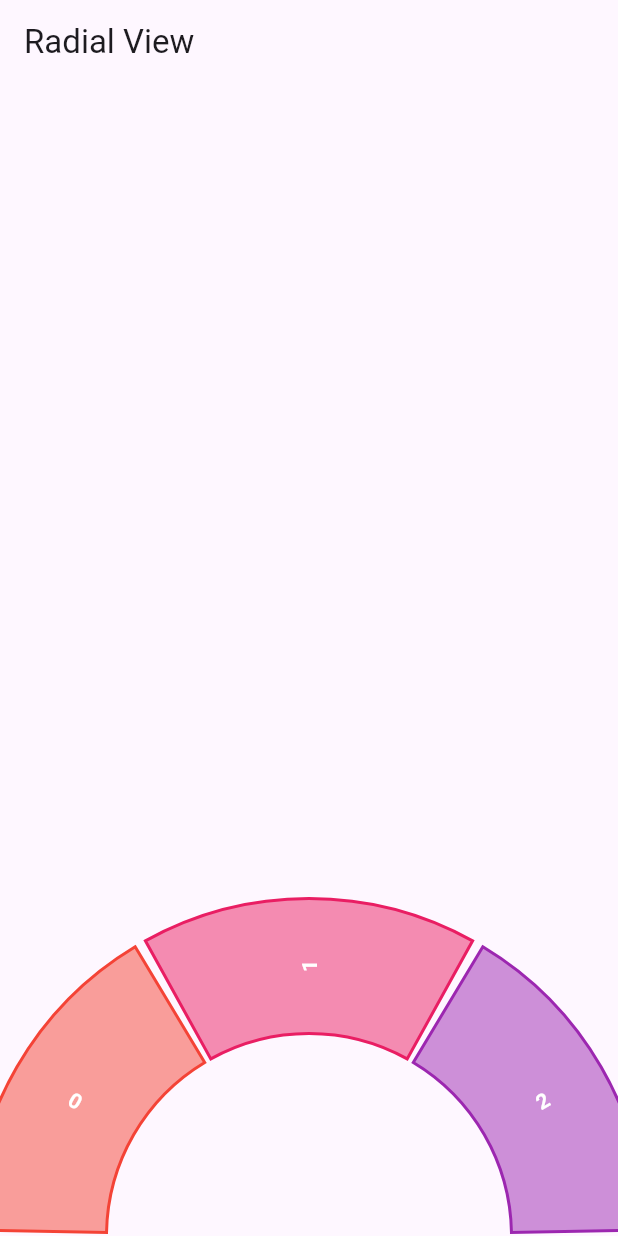
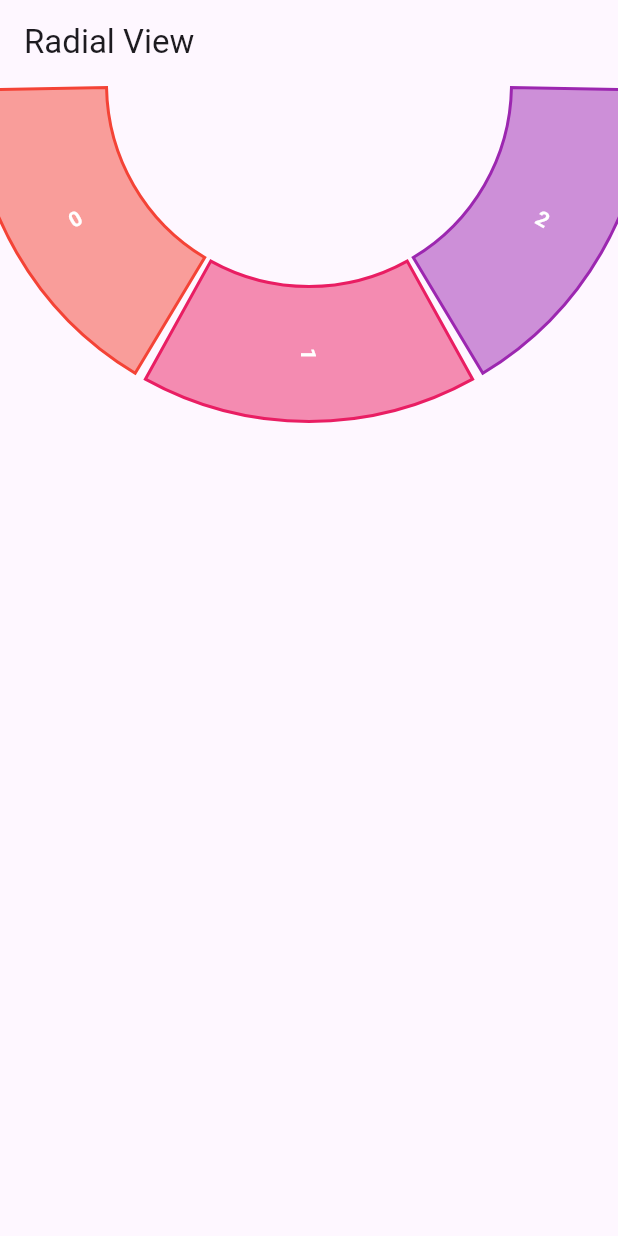
Before and after one commit to iTanna03/radial_view, a Flutter app: the screen it shows after launch, on a phone screen of 412 x 824 dp. Run offline on Flutter 3.47's test engine with Material 3 defaults, Android fonts, the phone set to English and light mode, and no system bars.

Commit message:
feat: add `ScrollController` support and simplify `RadialView` layout
- Added `controller` property to `RadialView` and `RadialView.builder` to allow external scroll control.
- Removed manual bounding box calculations and `Stack`/`Positioned` wrapping in `RadialView`.
- Updated `RadialView` to return a `CustomScrollView` directly, improving layout flexibility and consistency.
- Updated example anchor to `topCenter`.

```diff
--- a/example/lib/main.dart
+++ b/example/lib/main.dart
@@ -17,7 +17,7 @@ class MyApp extends StatelessWidget {
     return Scaffold(
       appBar: AppBar(title: const Text('Radial View')),
       body: RadialView.builder(
-        anchor: RadialMenuAnchor.bottomCenter,
+        anchor: RadialMenuAnchor.topCenter,
         radius: radius,
         radialExtent: 90,
         angularPadding: 2,
--- a/lib/src/radial_view.dart
+++ b/lib/src/radial_view.dart
@@ -1,5 +1,3 @@
-import 'dart:math';
-
 import 'package:flutter/material.dart';
 import 'package:radial_view/src/extensions.dart';
 import 'package:radial_view/src/radial_angle.dart';
@@ -15,6 +13,7 @@ class RadialView extends StatelessWidget {
     required this.radius,
     required List<Widget> children,
     required this.maxVisibleItems,
+    this.controller,
     this.radialExtent,
     this.rotateChildren = true,
     this.angularPadding = 0.0,
@@ -29,6 +28,7 @@ class RadialView extends StatelessWidget {
     required IndexedWidgetBuilder itemBuilder,
     required int itemCount,
     required this.maxVisibleItems,
+    this.controller,
     this.radialExtent,
     this.rotateChildren = true,
     this.angularPadding = 0.0,
@@ -38,6 +38,9 @@ class RadialView extends StatelessWidget {
          childCount: itemCount,
        ),
        _radialAngle = RadialMenuAnchorWrapper.getAngle(anchor);
+
+  /// Scroll Controller
+  final ScrollController? controller;
 
   /// The anchor point for the radial menu.
   final RadialMenuAnchor anchor;
@@ -61,37 +64,6 @@ class RadialView extends StatelessWidget {
   final double angularPadding;
   final RadialAngle _radialAngle;
 
-  Size _getBoundingBoxSize() {
-    final angle = _radialAngle.sweepAngle.abs();
-
-    final totalPadding = maxVisibleItems * angularPadding;
-    final anglePerChildContent = (angle - totalPadding) / maxVisibleItems;
-    final chordLength = (2 * radius * sin(anglePerChildContent / 2)).abs();
-
-    final maxThickness = (radialExtent ?? radius).clamp(0.0, radius);
-    final largestChildSpan = max(maxThickness, chordLength);
-
-    final viewRadius = radius + largestChildSpan / 2;
-
-    if (angle == pi / 2) {
-      return Size(viewRadius, viewRadius);
-    } else if (angle == pi * 2) {
-      return Size(2 * viewRadius, 2 * viewRadius);
-    } else if (angle == pi) {
-      assert(
-        _radialAngle.orientation != null,
-        'orientation is required when visibleArcAngle is 180 degree',
-      );
-      if (_radialAngle.orientation! == RadialSweepOrientation.horizontal) {
-        return Size(2 * viewRadius, viewRadius);
-      } else {
-        return Size(viewRadius, 2 * viewRadius);
-      }
-    } else {
-      throw UnsupportedError('Invalid Visible Arc Angle: $angle');
-    }
-  }
-
   Axis _getScrollDirection() {
     return switch (_radialAngle.orientation) {
       RadialSweepOrientation.vertical || null => Axis.vertical,
@@ -101,16 +73,8 @@ class RadialView extends StatelessWidget {
 
   @override
   Widget build(BuildContext context) {
-    final size = _getBoundingBoxSize();
-
-    return Stack(
-      alignment: RadialMenuAnchorWrapper.getAlignmentFromAnchor(anchor),
-      fit: StackFit.expand,
-      children: [
-        Positioned(
-          width: size.width,
-          height: size.height,
-          child: CustomScrollView(
+    return CustomScrollView(
+      controller: controller,
       scrollDirection: _getScrollDirection(),
       slivers: [
         SliverRadialList(
@@ -123,9 +87,6 @@ class RadialView extends StatelessWidget {
           angularPadding: angularPadding.toRadians,
         ),
       ],
-          ),
-        ),
-      ],
     );
   }
 }
```
Lines whose indentation alone changed are shown as unchanged.
